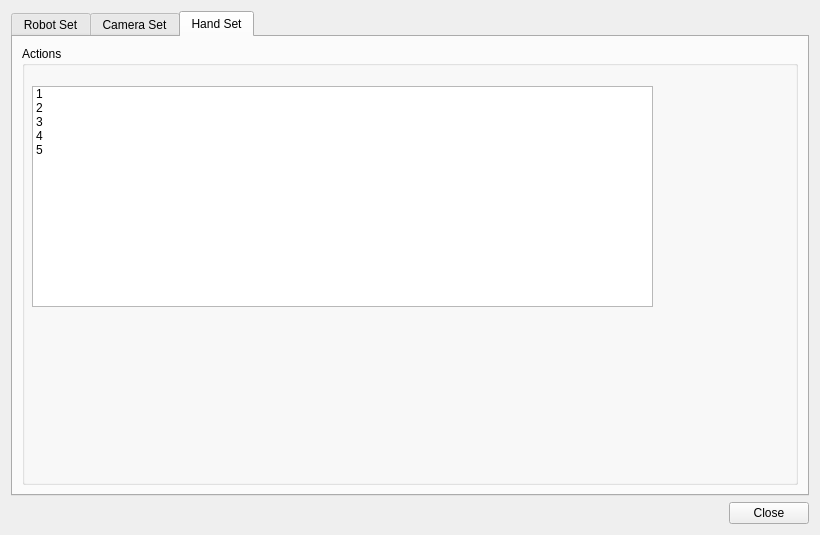
FAN0909/master-slave-tracking-control, file src/ui/settings_window.ui: the form before one commit.
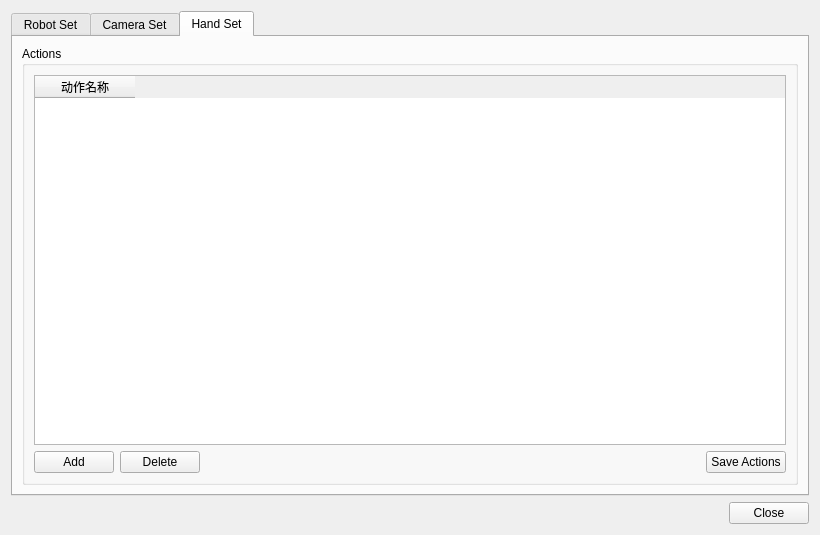
The form after the commit.

```diff
--- a/src/ui/settings_window.ui
+++ b/src/ui/settings_window.ui
@@ -154,41 +154,55 @@
          <property name="title">
           <string>Actions</string>
          </property>
-         <widget class="QListWidget" name="listWidget_hand_actions">
-          <property name="geometry">
-           <rect>
-            <x>10</x>
-            <y>40</y>
-            <width>621</width>
-            <height>221</height>
-           </rect>
-          </property>
+         <layout class="QVBoxLayout" name="verticalLayout_hand_actions">
           <item>
+           <widget class="QTableWidget" name="tableWidget_hand_actions">
+            <column>
            <property name="text">
-            <string>1</string>
-           </property>
+              <string>动作名称</string>
+             </property>
+            </column>
+           </widget>
           </item>
           <item>
+           <layout class="QHBoxLayout" name="horizontalLayout_hand_actions">
+            <item>
+             <widget class="QPushButton" name="pushButton_add_hand_actions">
            <property name="text">
-            <string>2</string>
-           </property>
+               <string>Add</string>
+              </property>
+             </widget>
           </item>
           <item>
+             <widget class="QPushButton" name="pushButton_delete_hand_actions">
            <property name="text">
-            <string>3</string>
-           </property>
+               <string>Delete</string>
+              </property>
+             </widget>
           </item>
           <item>
-           <property name="text">
-            <string>4</string>
-           </property>
+             <spacer name="horizontalSpacer_hand_actions">
+              <property name="orientation">
+               <enum>Qt::Orientation::Horizontal</enum>
+              </property>
+              <property name="sizeHint" stdset="0">
+               <size>
+                <width>40</width>
+                <height>20</height>
+               </size>
+              </property>
+             </spacer>
           </item>
           <item>
+             <widget class="QPushButton" name="pushButton_save_hand_actions">
            <property name="text">
-            <string>5</string>
-           </property>
-          </item>
-         </widget>
+               <string>Save Actions</string>
+              </property>
+             </widget>
+            </item>
+           </layout>
+          </item>
+         </layout>
         </widget>
        </item>
       </layout>
```
Lines whose indentation alone changed are shown as unchanged.
